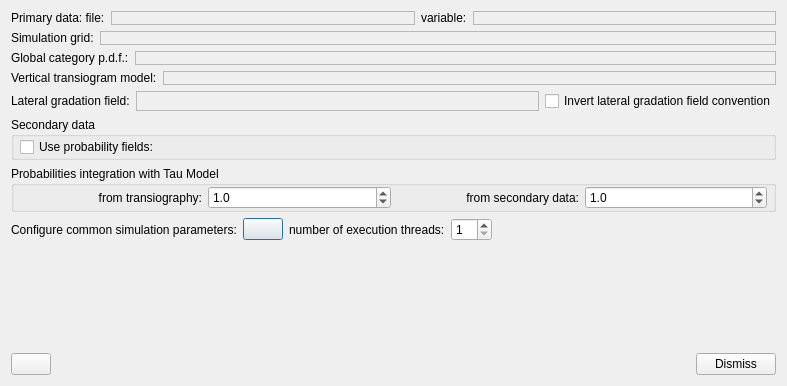
Above: dialogs/mcrfsimdialog.ui from PauloCarvalhoRJ/gammaray before the change. Below: the same form after it.
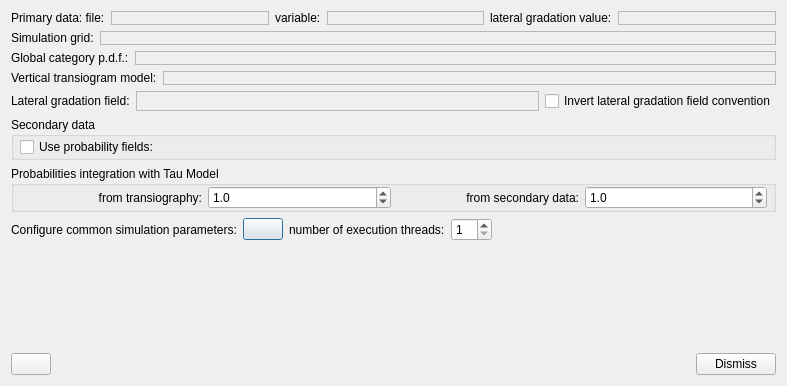
That is the form after the change. Icons and pictures are not drawn.

The edit to the form file:
```diff
--- a/dialogs/mcrfsimdialog.ui
+++ b/dialogs/mcrfsimdialog.ui
@@ -108,6 +108,46 @@
        </layout>
       </widget>
      </item>
+     <item>
+      <widget class="QLabel" name="label_7">
+       <property name="text">
+        <string>lateral gradation value:</string>
+       </property>
+      </widget>
+     </item>
+     <item>
+      <widget class="QFrame" name="frmPrimGradationValue">
+       <property name="sizePolicy">
+        <sizepolicy hsizetype="Expanding" vsizetype="Preferred">
+         <horstretch>0</horstretch>
+         <verstretch>0</verstretch>
+        </sizepolicy>
+       </property>
+       <property name="frameShape">
+        <enum>QFrame::StyledPanel</enum>
+       </property>
+       <property name="frameShadow">
+        <enum>QFrame::Raised</enum>
+       </property>
+       <layout class="QHBoxLayout" name="horizontalLayout_11">
+        <property name="spacing">
+         <number>0</number>
+        </property>
+        <property name="leftMargin">
+         <number>0</number>
+        </property>
+        <property name="topMargin">
+         <number>0</number>
+        </property>
+        <property name="rightMargin">
+         <number>0</number>
+        </property>
+        <property name="bottomMargin">
+         <number>0</number>
+        </property>
+       </layout>
+      </widget>
+     </item>
     </layout>
    </item>
    <item>
```
